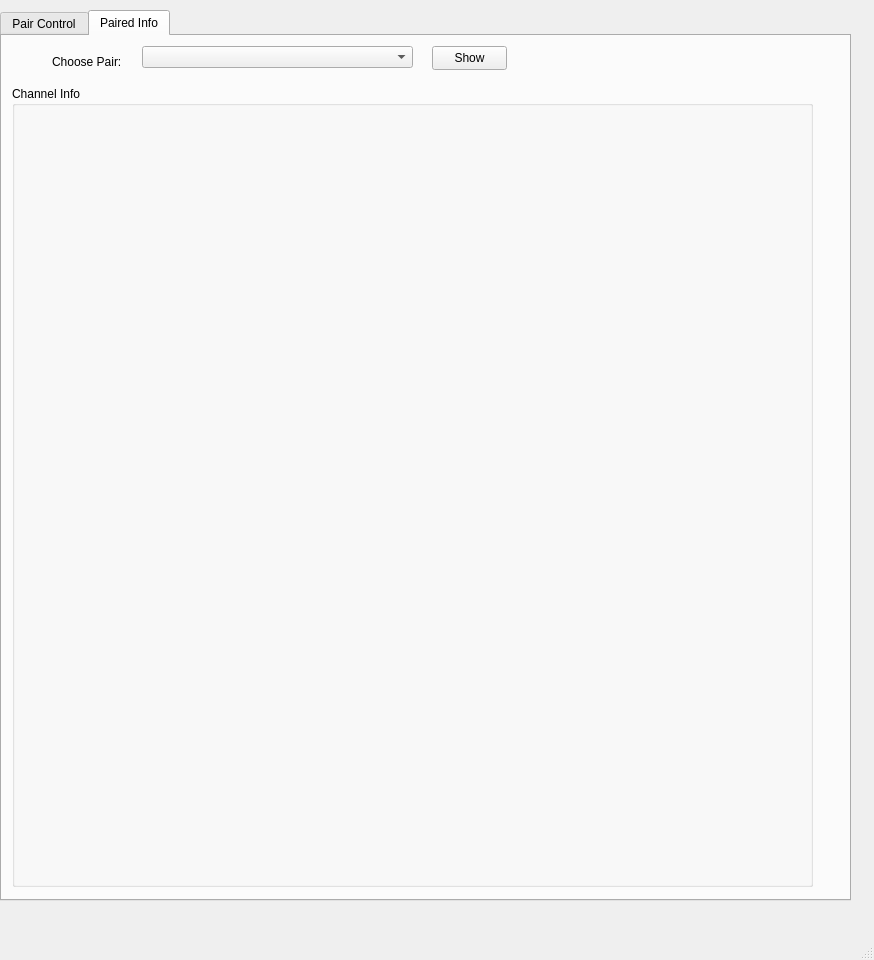
First picture: the form in src/DBWindow.ui, repository HelloUSTC114/FEEBoardGUI-AddDB, before the edit.
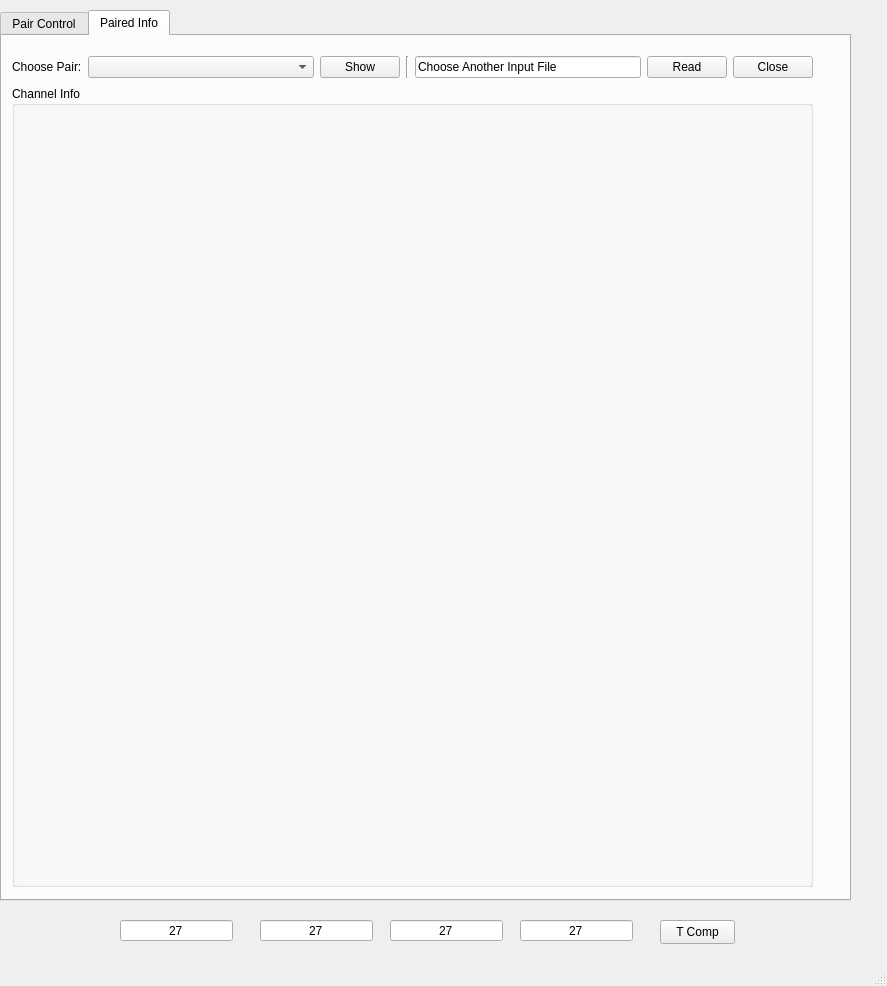
Second picture: the form after the edit. The open tabs and pages were chosen to show the change.

Commit message: Add Temperature compensation IO at DBWindow class

```diff
--- a/src/DBWindow.ui
+++ b/src/DBWindow.ui
@@ -6,8 +6,8 @@
    <rect>
     <x>0</x>
     <y>0</y>
-    <width>874</width>
-    <height>960</height>
+    <width>887</width>
+    <height>986</height>
    </rect>
   </property>
   <property name="windowTitle">
@@ -158,44 +158,161 @@
        </item>
       </layout>
      </widget>
-     <widget class="QComboBox" name="cbbPair">
+     <widget class="QWidget" name="widget" native="true">
       <property name="geometry">
        <rect>
-        <x>140</x>
+        <x>10</x>
         <y>10</y>
-        <width>271</width>
-        <height>22</height>
+        <width>801</width>
+        <height>42</height>
        </rect>
       </property>
-     </widget>
-     <widget class="QLabel" name="label_3">
-      <property name="geometry">
-       <rect>
-        <x>50</x>
-        <y>10</y>
-        <width>111</width>
-        <height>31</height>
-       </rect>
-      </property>
-      <property name="text">
-       <string>Choose Pair:</string>
-      </property>
-     </widget>
-     <widget class="QPushButton" name="btnShow">
-      <property name="geometry">
-       <rect>
-        <x>430</x>
-        <y>10</y>
-        <width>75</width>
-        <height>24</height>
-       </rect>
-      </property>
-      <property name="text">
-       <string>Show</string>
-      </property>
+      <layout class="QGridLayout" name="gridLayout_4">
+       <item row="0" column="0">
+        <widget class="QLabel" name="label_3">
+         <property name="text">
+          <string>Choose Pair:</string>
+         </property>
+        </widget>
+       </item>
+       <item row="0" column="1">
+        <widget class="QComboBox" name="cbbPair">
+         <property name="sizePolicy">
+          <sizepolicy hsizetype="Preferred" vsizetype="Fixed">
+           <horstretch>1</horstretch>
+           <verstretch>0</verstretch>
+          </sizepolicy>
+         </property>
+         <property name="currentText">
+          <string/>
+         </property>
+        </widget>
+       </item>
+       <item row="0" column="2">
+        <widget class="QPushButton" name="btnShow">
+         <property name="text">
+          <string>Show</string>
+         </property>
+        </widget>
+       </item>
+       <item row="0" column="3">
+        <widget class="Line" name="line">
+         <property name="orientation">
+          <enum>Qt::Vertical</enum>
+         </property>
+        </widget>
+       </item>
+       <item row="0" column="4">
+        <widget class="QLineEdit" name="lineNewTComp">
+         <property name="sizePolicy">
+          <sizepolicy hsizetype="Expanding" vsizetype="Fixed">
+           <horstretch>1</horstretch>
+           <verstretch>0</verstretch>
+          </sizepolicy>
+         </property>
+         <property name="text">
+          <string>Choose Another Input File</string>
+         </property>
+         <property name="readOnly">
+          <bool>true</bool>
+         </property>
+        </widget>
+       </item>
+       <item row="0" column="5">
+        <widget class="QPushButton" name="btnNewTComp">
+         <property name="text">
+          <string>Read</string>
+         </property>
+        </widget>
+       </item>
+       <item row="0" column="6">
+        <widget class="QPushButton" name="btnCloseTComp">
+         <property name="text">
+          <string>Close</string>
+         </property>
+        </widget>
+       </item>
+      </layout>
      </widget>
     </widget>
    </widget>
+   <widget class="QPushButton" name="btnTempComp">
+    <property name="geometry">
+     <rect>
+      <x>660</x>
+      <y>920</y>
+      <width>75</width>
+      <height>24</height>
+     </rect>
+    </property>
+    <property name="text">
+     <string>T Comp</string>
+    </property>
+   </widget>
+   <widget class="QLineEdit" name="lineTemp0">
+    <property name="geometry">
+     <rect>
+      <x>120</x>
+      <y>920</y>
+      <width>113</width>
+      <height>21</height>
+     </rect>
+    </property>
+    <property name="text">
+     <string>27</string>
+    </property>
+    <property name="alignment">
+     <set>Qt::AlignCenter</set>
+    </property>
+   </widget>
+   <widget class="QLineEdit" name="lineTemp1">
+    <property name="geometry">
+     <rect>
+      <x>260</x>
+      <y>920</y>
+      <width>113</width>
+      <height>21</height>
+     </rect>
+    </property>
+    <property name="text">
+     <string>27</string>
+    </property>
+    <property name="alignment">
+     <set>Qt::AlignCenter</set>
+    </property>
+   </widget>
+   <widget class="QLineEdit" name="lineTemp2">
+    <property name="geometry">
+     <rect>
+      <x>390</x>
+      <y>920</y>
+      <width>113</width>
+      <height>21</height>
+     </rect>
+    </property>
+    <property name="text">
+     <string>27</string>
+    </property>
+    <property name="alignment">
+     <set>Qt::AlignCenter</set>
+    </property>
+   </widget>
+   <widget class="QLineEdit" name="lineTemp3">
+    <property name="geometry">
+     <rect>
+      <x>520</x>
+      <y>920</y>
+      <width>113</width>
+      <height>21</height>
+     </rect>
+    </property>
+    <property name="text">
+     <string>27</string>
+    </property>
+    <property name="alignment">
+     <set>Qt::AlignCenter</set>
+    </property>
+   </widget>
   </widget>
   <widget class="QMenuBar" name="menubar">
    <property name="geometry">
```
Left out of the diff: 2 changed lines with no effect on the pictures. The commit also changes 5 other files.
